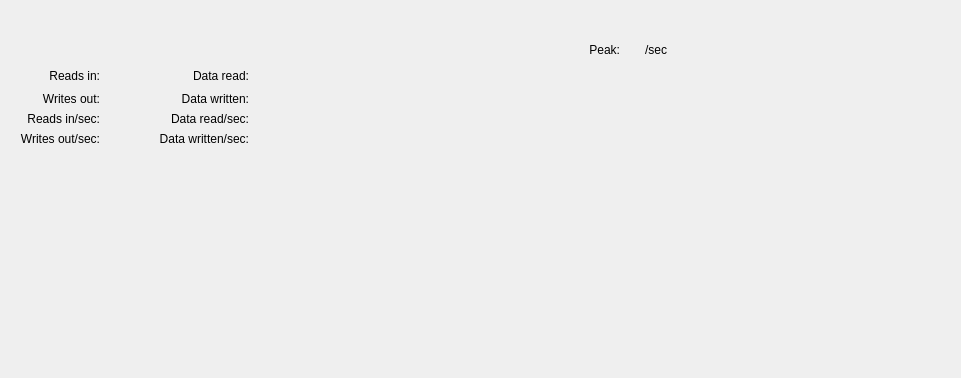
Above: Under Construction/Activity Monitor.app/Resources/activity_monitor/ui/tab_disk_activity.ui from helloSystem/Utilities before the change. Below: the same form after it.
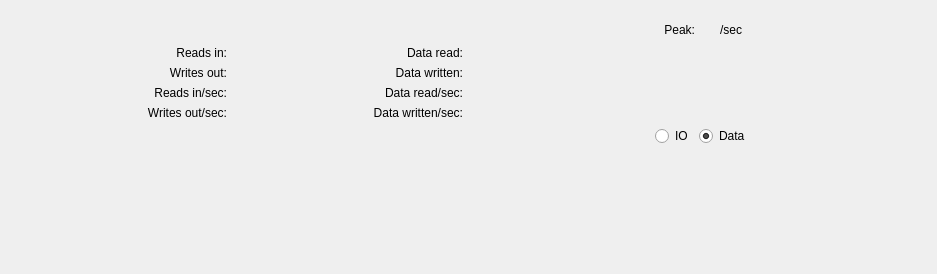
That is the form after the change. Custom widgets are drawn as their Qt base class.

```diff
--- a/Under Construction/Activity Monitor.app/Resources/activity_monitor/ui/tab_disk_activity.ui
+++ b/Under Construction/Activity Monitor.app/Resources/activity_monitor/ui/tab_disk_activity.ui
@@ -6,8 +6,8 @@
             <rect>
                 <x>0</x>
                 <y>0</y>
-                <width>961</width>
-                <height>378</height>
+                <width>937</width>
+                <height>274</height>
             </rect>
         </property>
         <property name="windowTitle">
@@ -48,7 +48,7 @@
                             <property name="sizeHint" stdset="0">
                                 <size>
                                     <width>20</width>
-                                    <height>40</height>
+                                    <height>20</height>
                                 </size>
                             </property>
                         </spacer>
@@ -61,7 +61,23 @@
                             <property name="rightMargin">
                                 <number>20</number>
                             </property>
-                            <item row="3" column="0">
+                            <item row="0" column="0">
+                                <spacer name="horizontalSpacer_8">
+                                    <property name="orientation">
+                                        <enum>Qt::Horizontal</enum>
+                                    </property>
+                                    <property name="sizeType">
+                                        <enum>QSizePolicy::Expanding</enum>
+                                    </property>
+                                    <property name="sizeHint" stdset="0">
+                                        <size>
+                                            <width>40</width>
+                                            <height>20</height>
+                                        </size>
+                                    </property>
+                                </spacer>
+                            </item>
+                            <item row="3" column="1">
                                 <widget class="QLabel" name="label_reads_in_sec">
                                     <property name="text">
                                         <string>Reads in/sec:</string>
@@ -71,10 +87,10 @@
                                     </property>
                                 </widget>
                             </item>
-                            <item row="4" column="7" alignment="Qt::AlignLeft">
+                            <item row="4" column="8" alignment="Qt::AlignLeft">
                                 <widget class="ColorButton" name="color_picker_data_written_sec_value" native="true"/>
                             </item>
-                            <item row="2" column="1">
+                            <item row="2" column="2">
                                 <widget class="QLabel" name="label_writes_out_value">
                                     <property name="text">
                                         <string/>
@@ -84,7 +100,7 @@
                                     </property>
                                 </widget>
                             </item>
-                            <item row="3" column="1">
+                            <item row="3" column="2">
                                 <widget class="QLabel" name="label_reads_in_sec_value">
                                     <property name="text">
                                         <string/>
@@ -94,7 +110,7 @@
                                     </property>
                                 </widget>
                             </item>
-                            <item row="2" column="0">
+                            <item row="2" column="1">
                                 <widget class="QLabel" name="label_writes_out">
                                     <property name="text">
                                         <string>Writes out:</string>
@@ -104,7 +120,7 @@
                                     </property>
                                 </widget>
                             </item>
-                            <item row="2" column="3">
+                            <item row="2" column="4">
                                 <widget class="QLabel" name="label_data_written">
                                     <property name="text">
                                         <string>Data written:</string>
@@ -114,7 +130,7 @@
                                     </property>
                                 </widget>
                             </item>
-                            <item row="4" column="3">
+                            <item row="4" column="4">
                                 <widget class="QLabel" name="label_data_written_sec">
                                     <property name="text">
                                         <string>Data written/sec:</string>
@@ -124,10 +140,26 @@
                                     </property>
                                 </widget>
                             </item>
-                            <item row="3" column="7" alignment="Qt::AlignLeft">
+                            <item row="0" column="9">
+                                <spacer name="horizontalSpacer_4">
+                                    <property name="orientation">
+                                        <enum>Qt::Horizontal</enum>
+                                    </property>
+                                    <property name="sizeType">
+                                        <enum>QSizePolicy::MinimumExpanding</enum>
+                                    </property>
+                                    <property name="sizeHint" stdset="0">
+                                        <size>
+                                            <width>40</width>
+                                            <height>20</height>
+                                        </size>
+                                    </property>
+                                </spacer>
+                            </item>
+                            <item row="3" column="8" alignment="Qt::AlignLeft">
                                 <widget class="ColorButton" name="color_picker_data_read_sec_value" native="true"/>
                             </item>
-                            <item row="2" column="4">
+                            <item row="2" column="5">
                                 <widget class="QLabel" name="label_data_written_value">
                                     <property name="text">
                                         <string/>
@@ -137,7 +169,7 @@
                                     </property>
                                 </widget>
                             </item>
-                            <item row="1" column="1">
+                            <item row="1" column="2">
                                 <widget class="QLabel" name="label_reads_in_value">
                                     <property name="text">
                                         <string/>
@@ -147,7 +179,10 @@
                                     </property>
                                 </widget>
                             </item>
-                            <item row="3" column="3">
+                            <item row="1" column="10" rowspan="4">
+                                <widget class="QWidget" name="graph" native="true"/>
+                            </item>
+                            <item row="3" column="4">
                                 <widget class="QLabel" name="label_data_read_sec">
                                     <property name="text">
                                         <string>Data read/sec:</string>
@@ -157,7 +192,7 @@
                                     </property>
                                 </widget>
                             </item>
-                            <item row="1" column="3">
+                            <item row="1" column="4">
                                 <widget class="QLabel" name="label_data_read">
                                     <property name="text">
                                         <string>Data read:</string>
@@ -167,7 +202,7 @@
                                     </property>
                                 </widget>
                             </item>
-                            <item row="3" column="4">
+                            <item row="3" column="5">
                                 <widget class="QLabel" name="label_data_read_sec_value">
                                     <property name="text">
                                         <string/>
@@ -177,7 +212,7 @@
                                     </property>
                                 </widget>
                             </item>
-                            <item row="4" column="4">
+                            <item row="4" column="5">
                                 <widget class="QLabel" name="label_data_written_sec_value">
                                     <property name="text">
                                         <string/>
@@ -187,7 +222,82 @@
                                     </property>
                                 </widget>
                             </item>
-                            <item row="1" column="0">
+                            <item row="5" column="10">
+                                <layout class="QHBoxLayout" name="horizontalLayout_2">
+                                    <item>
+                                        <spacer name="horizontalSpacer_7">
+                                            <property name="orientation">
+                                                <enum>Qt::Horizontal</enum>
+                                            </property>
+                                            <property name="sizeHint" stdset="0">
+                                                <size>
+                                                    <width>40</width>
+                                                    <height>20</height>
+                                                </size>
+                                            </property>
+                                        </spacer>
+                                    </item>
+                                    <item alignment="Qt::AlignLeft">
+                                        <widget class="QRadioButton" name="radioButton">
+                                            <property name="sizePolicy">
+                                                <sizepolicy hsizetype="Preferred" vsizetype="Preferred">
+                                                    <horstretch>0</horstretch>
+                                                    <verstretch>0</verstretch>
+                                                </sizepolicy>
+                                            </property>
+                                            <property name="text">
+                                                <string>IO</string>
+                                            </property>
+                                            <attribute name="buttonGroup">
+                                                <string notr="true">buttonGroup</string>
+                                            </attribute>
+                                        </widget>
+                                    </item>
+                                    <item alignment="Qt::AlignLeft">
+                                        <widget class="QRadioButton" name="radioButton_2">
+                                            <property name="sizePolicy">
+                                                <sizepolicy hsizetype="Minimum" vsizetype="Preferred">
+                                                    <horstretch>0</horstretch>
+                                                    <verstretch>0</verstretch>
+                                                </sizepolicy>
+                                            </property>
+                                            <property name="text">
+                                                <string>Data</string>
+                                            </property>
+                                            <property name="checked">
+                                                <bool>true</bool>
+                                            </property>
+                                            <attribute name="buttonGroup">
+                                                <string notr="true">buttonGroup</string>
+                                            </attribute>
+                                        </widget>
+                                    </item>
+                                    <item>
+                                        <spacer name="horizontalSpacer_6">
+                                            <property name="orientation">
+                                                <enum>Qt::Horizontal</enum>
+                                            </property>
+                                            <property name="sizeHint" stdset="0">
+                                                <size>
+                                                    <width>40</width>
+                                                    <height>20</height>
+                                                </size>
+                                            </property>
+                                        </spacer>
+                                    </item>
+                                </layout>
+                            </item>
+                            <item row="4" column="2">
+                                <widget class="QLabel" name="label_writes_out_sec_value">
+                                    <property name="text">
+                                        <string/>
+                                    </property>
+                                    <property name="alignment">
+                                        <set>Qt::AlignRight|Qt::AlignTrailing|Qt::AlignVCenter</set>
+                                    </property>
+                                </widget>
+                            </item>
+                            <item row="1" column="1">
                                 <widget class="QLabel" name="label_reads_in">
                                     <property name="sizePolicy">
                                         <sizepolicy hsizetype="Preferred" vsizetype="Preferred">
@@ -203,17 +313,23 @@
                                     </property>
                                 </widget>
                             </item>
-                            <item row="4" column="1">
-                                <widget class="QLabel" name="label_writes_out_sec_value">
-                                    <property name="text">
-                                        <string/>
+                            <item row="0" column="3">
+                                <spacer name="horizontalSpacer">
+                                    <property name="orientation">
+                                        <enum>Qt::Horizontal</enum>
                                     </property>
-                                    <property name="alignment">
-                                        <set>Qt::AlignRight|Qt::AlignTrailing|Qt::AlignVCenter</set>
+                                    <property name="sizeType">
+                                        <enum>QSizePolicy::MinimumExpanding</enum>
                                     </property>
-                                </widget>
+                                    <property name="sizeHint" stdset="0">
+                                        <size>
+                                            <width>40</width>
+                                            <height>20</height>
+                                        </size>
+                                    </property>
+                                </spacer>
                             </item>
-                            <item row="5" column="0">
+                            <item row="6" column="1">
                                 <spacer name="verticalSpacer">
                                     <property name="orientation">
                                         <enum>Qt::Vertical</enum>
@@ -226,7 +342,7 @@
                                     </property>
                                 </spacer>
                             </item>
-                            <item row="4" column="0">
+                            <item row="4" column="1">
                                 <widget class="QLabel" name="label_writes_out_sec">
                                     <property name="text">
                                         <string>Writes out/sec:</string>
@@ -236,7 +352,7 @@
                                     </property>
                                 </widget>
                             </item>
-                            <item row="0" column="9">
+                            <item row="0" column="10">
                                 <layout class="QHBoxLayout" name="horizontalLayout">
                                     <item>
                                         <spacer name="horizontalSpacer_2">
@@ -330,7 +446,7 @@
                                     </item>
                                 </layout>
                             </item>
-                            <item row="1" column="4">
+                            <item row="1" column="5">
                                 <widget class="QLabel" name="label_data_read_value">
                                     <property name="text">
                                         <string/>
@@ -340,14 +456,11 @@
                                     </property>
                                 </widget>
                             </item>
-                            <item row="1" column="2">
-                                <spacer name="horizontalSpacer">
+                            <item row="0" column="11">
+                                <spacer name="horizontalSpacer_9">
                                     <property name="orientation">
                                         <enum>Qt::Horizontal</enum>
                                     </property>
-                                    <property name="sizeType">
-                                        <enum>QSizePolicy::Preferred</enum>
-                                    </property>
                                     <property name="sizeHint" stdset="0">
                                         <size>
                                             <width>40</width>
@@ -356,25 +469,6 @@
                                     </property>
                                 </spacer>
                             </item>
-                            <item row="0" column="8">
-                                <spacer name="horizontalSpacer_4">
-                                    <property name="orientation">
-                                        <enum>Qt::Horizontal</enum>
-                                    </property>
-                                    <property name="sizeType">
-                                        <enum>QSizePolicy::Preferred</enum>
-                                    </property>
-                                    <property name="sizeHint" stdset="0">
-                                        <size>
-                                            <width>40</width>
-                                            <height>20</height>
-                                        </size>
-                                    </property>
-                                </spacer>
-                            </item>
-                            <item row="1" column="9" rowspan="4">
-                                <widget class="QWidget" name="graph" native="true"/>
-                            </item>
                         </layout>
                     </item>
                 </layout>
```
Left out of the diff: 3 changed lines with no effect on the pictures.
